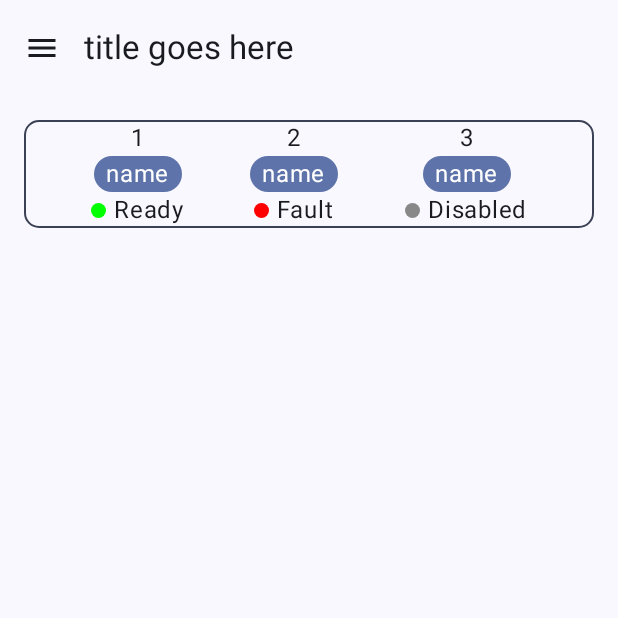
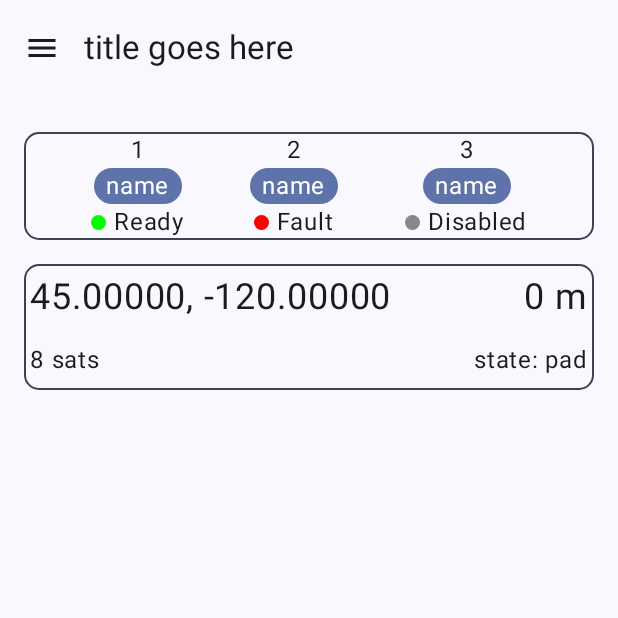
Before and after one commit to blahblahbloopster/cs361-project, an Android app built with Jetpack Compose: the screen it shows after launch (MainActivity), on a phone screen of 412 x 824 dp, the top half of it. Run offline under Robolectric (Android 15) with nearby library versions, the phone set to English and light mode, and no system bars; our stand-ins replace Dagger/Hilt's generated code.

Commit message:
change around pagecontainer to work with padding better, add coordinate/altitude/status display

```diff
--- a/app/src/main/java/com/github/osuasdt/groundstation/MainActivity.kt
+++ b/app/src/main/java/com/github/osuasdt/groundstation/MainActivity.kt
@@ -26,13 +26,11 @@ import androidx.compose.ui.Alignment
 import androidx.compose.ui.Modifier
 import androidx.compose.ui.draw.clip
 import androidx.compose.ui.unit.dp
-import dagger.Provides
+import androidx.compose.ui.unit.sp
 import dagger.hilt.android.AndroidEntryPoint
 import dagger.hilt.android.HiltAndroidApp
-import kotlinx.coroutines.CoroutineScope
 import javax.inject.Inject
 import javax.inject.Singleton
-import kotlin.time.TimeMark
 import kotlin.time.TimeSource
 
 @HiltAndroidApp
@@ -77,7 +75,10 @@ class MainActivity : ComponentActivity() {
 @Composable
 fun MainView(computer: ComputerStatus) {
     PageContainer { modifier ->
-        DeploymentInfo(computer.channels, modifier)
+        Column(verticalArrangement = Arrangement.Top) {
+            DeploymentInfo(computer.channels, modifier.padding(0.dp, 8.dp))
+            StatusInfo(computer, modifier.padding(0.dp, 8.dp))
+        }
     }
 }
 
@@ -104,3 +105,23 @@ fun DeploymentInfo(channels: List<FullChannelInfo>, modifier: Modifier) {
         }
     }
 }
+
+@Composable
+fun StatusInfo(computer: ComputerStatus, modifier: Modifier) {
+    Column(modifier.border(1.dp, MaterialTheme.colorScheme.secondary, RoundedCornerShape(10.dp))) {
+        Box(modifier.padding(4.dp, 0.dp)) {
+            Row(horizontalArrangement = Arrangement.SpaceBetween, modifier = Modifier.fillMaxWidth()) {
+                Text("%.5f, %.5f".format(computer.lat, computer.lon), fontSize = 24.sp)
+                // TODO: WGS84 altitude is not useful at all to the user, fix
+                Text("${computer.gpsAltMetersWGS84.toInt()} m", fontSize = 24.sp)
+            }
+        }
+
+        Box(modifier.padding(4.dp, 0.dp)) {
+            Row(horizontalArrangement = Arrangement.SpaceBetween, modifier = Modifier.fillMaxWidth()) {
+                Text("${computer.sats} sats")
+                Text("state: ${computer.state.toString().lowercase()}")
+            }
+        }
+    }
+}
--- a/app/src/main/java/com/github/osuasdt/groundstation/PageContainer.kt
+++ b/app/src/main/java/com/github/osuasdt/groundstation/PageContainer.kt
@@ -1,5 +1,6 @@
 package com.github.osuasdt.groundstation
 
+import androidx.compose.foundation.layout.Box
 import androidx.compose.foundation.layout.fillMaxSize
 import androidx.compose.foundation.layout.padding
 import androidx.compose.material.icons.Icons
@@ -67,7 +68,9 @@ fun PageContainer(content: @Composable (Modifier) -> Unit) {
                     )
                 }
             ) { innerPadding ->
-                content(Modifier.padding(innerPadding).padding(16.dp))
+                Box(Modifier.padding(innerPadding).padding(16.dp)) {
+                    content(Modifier)
+                }
             }
         }
 
--- a/app/src/main/java/com/github/osuasdt/groundstation/Types.kt
+++ b/app/src/main/java/com/github/osuasdt/groundstation/Types.kt
@@ -1,5 +1,6 @@
 package com.github.osuasdt.groundstation
 
+import androidx.compose.material3.MaterialTheme
 import androidx.compose.runtime.Composable
 import androidx.compose.ui.graphics.Color
 import kotlin.time.TimeMark
@@ -11,13 +12,14 @@ sealed class ChannelConfig(val delay: Float) {
 }
 
 enum class ChannelState {
-    OK, NO_CONTINUITY, DISABLED;
+    OK, NO_CONTINUITY, DISABLED, FIRED;
 
     @Composable
     fun color() = when (this) {
         OK -> Color.Green
         NO_CONTINUITY -> Color.Red
         DISABLED -> Color.Gray
+        FIRED -> MaterialTheme.colorScheme.primary
     }
 
     @Composable
@@ -25,6 +27,7 @@ enum class ChannelState {
         OK -> "Ready"
         NO_CONTINUITY -> "Fault"
         DISABLED -> "Disabled"
+        FIRED -> "Fired"
     }
 }
 
```
